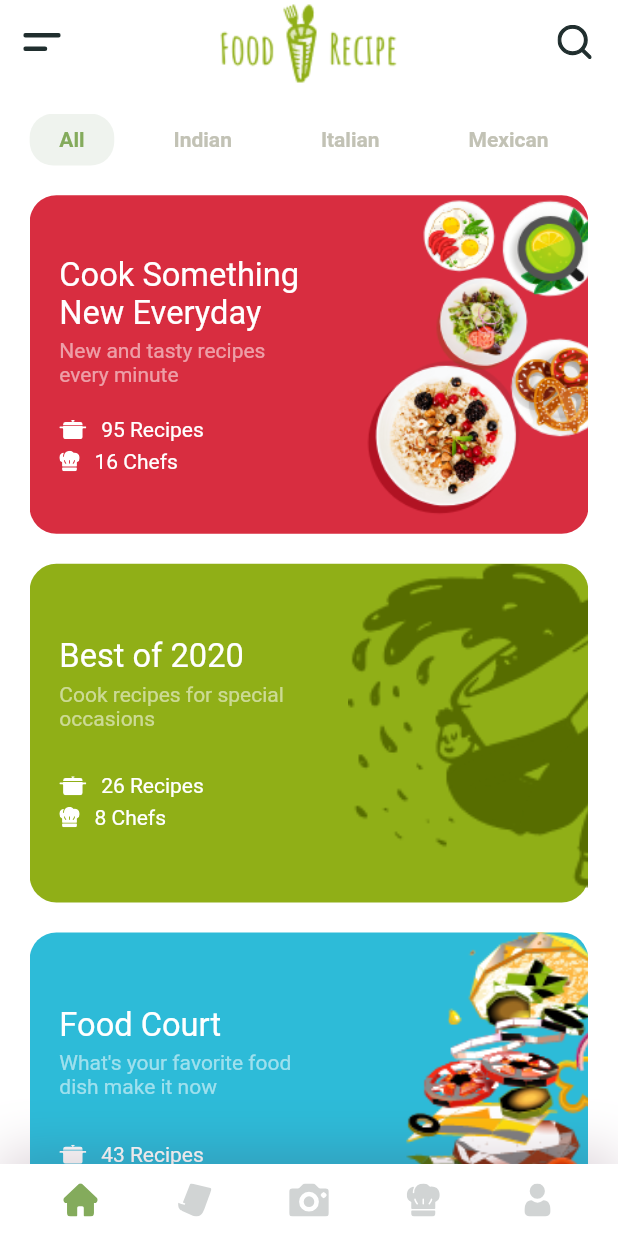
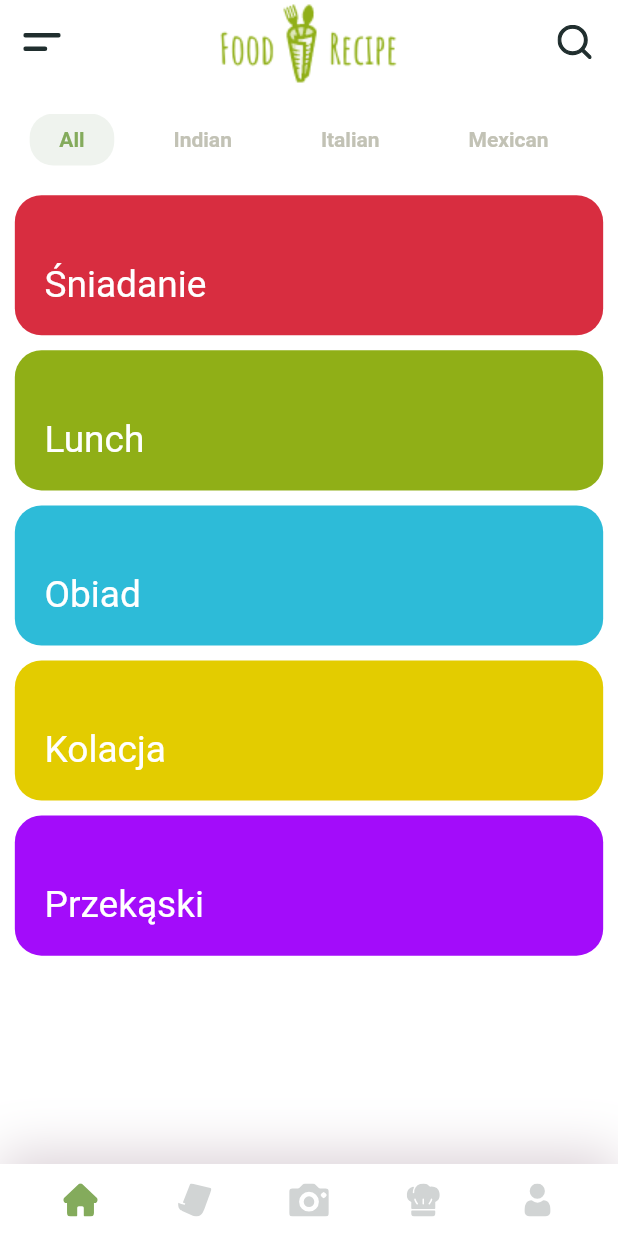
Before and after one commit to piotrkovsy1331/fitstat_app, a Flutter app: the HomeScreen screen opened directly, on a phone screen of 412 x 824 dp. Run offline on Flutter 3.47's test engine with Material 2 defaults, Android fonts, the phone set to English and light mode, and no system bars; our stand-ins replace cloud_firestore, firebase_auth, flutter_spinkit, flutter_svg; accounts and stored records are empty.

```diff
--- a/lib/main.dart
+++ b/lib/main.dart
@@ -20,11 +20,13 @@
 //     );
 //   }
 // }
+
+import 'package:fitstat_app/screens/wrapper.dart';
+import 'package:fitstat_app/services/auth.dart';
 import 'package:flutter/material.dart';
 import 'package:provider/provider.dart';
-import 'package:fitstat_app/shared/constants.dart';
 import 'package:fitstat_app/models/NavItem.dart';
-import 'package:fitstat_app/screens/home/home.dart';
+import 'package:fitstat_app/models/user.dart';
 
 void main() {
   runApp(MyApp());
@@ -34,8 +36,11 @@ class MyApp extends StatelessWidget {
   // This widget is the root of your application.
   @override
   Widget build(BuildContext context) {
-    return ChangeNotifierProvider(
-      create: (context) => NavItems(),
+    return MultiProvider(
+      providers: [
+        ChangeNotifierProvider<NavItems>(create: (context) => NavItems()),
+        StreamProvider<User>.value(value: AuthService().user),
+      ],
       child: MaterialApp(
         debugShowCheckedModeBanner: false,
         title: 'Recipe App',
@@ -46,7 +51,7 @@ class MyApp extends StatelessWidget {
           appBarTheme: AppBarTheme(color: Colors.white, elevation: 0),
           visualDensity: VisualDensity.adaptivePlatformDensity,
         ),
-        home: HomeScreen(),
+        home: Wrapper(),
       ),
     );
   }
--- a/lib/models/recipebundel.dart
+++ b/lib/models/recipebundel.dart
@@ -1,4 +1,5 @@
 import 'package:flutter/material.dart';
+import 'package:fitstat_app/shared/constants.dart';
 
 class RecipeBundle {
   final int id, chefs, recipes;
@@ -21,27 +22,45 @@ List<RecipeBundle> recipeBundles = [
     id: 1,
     chefs: 16,
     recipes: 95,
-    title: "Cook Something New Everyday",
+    title: "Śniadanie",
     description: "New and tasty recipes every minute",
     imageSrc: "assets/images/cook_new@2x.png",
-    color: Color(0xFFD82D40),
+    color: kBreakfastColor,
   ),
   RecipeBundle(
     id: 2,
     chefs: 8,
     recipes: 26,
-    title: "Best of 2020",
+    title: "Lunch",
     description: "Cook recipes for special occasions",
     imageSrc: "assets/images/best_2020@2x.png",
-    color: Color(0xFF90AF17),
+    color: kLunchColor,
   ),
   RecipeBundle(
     id: 3,
     chefs: 10,
     recipes: 43,
-    title: "Food Court",
+    title: "Obiad",
     description: "What's your favorite food dish make it now",
     imageSrc: "assets/images/food_court@2x.png",
-    color: Color(0xFF2DBBD8),
+    color: kDinnerColor,
+  ),
+  RecipeBundle(
+    id: 4,
+    chefs: 16,
+    recipes: 95,
+    title: "Kolacja",
+    description: "New and tasty recipes every minute",
+    imageSrc: "assets/images/cook_new@2x.png",
+    color: kSupperColor,
+  ),
+  RecipeBundle(
+    id: 4,
+    chefs: 16,
+    recipes: 95,
+    title: "Przekąski",
+    description: "New and tasty recipes every minute",
+    imageSrc: "assets/images/cook_new@2x.png",
+    color: kSnackColor,
   ),
 ];
--- a/lib/models/user.dart
+++ b/lib/models/user.dart
@@ -8,5 +8,9 @@ class UserDescription {
   final int weight;
   final int age;
 
-  UserDescription({this.sex, this.weight, this.age});
+  UserDescription({this.sex, this.weight, this.age}) {
+    assert(this.sex != null, "sex is emoty");
+    assert(this.weight != null, "weight is empty");
+    assert(this.age != null, "age is empty");
+  }
 }
--- a/lib/screens/home/components/body.dart
+++ b/lib/screens/home/components/body.dart
@@ -14,19 +14,18 @@ class Body extends StatelessWidget {
           Categories(),
           Expanded(
             child: Padding(
-              padding:
-                  EdgeInsets.symmetric(horizontal: SizeConfig.defaultSize * 2),
+              padding: EdgeInsets.symmetric(horizontal: SizeConfig.defaultSize),
               child: GridView.builder(
                 itemCount: recipeBundles.length,
                 gridDelegate: SliverGridDelegateWithFixedCrossAxisCount(
                   crossAxisCount:
-                      SizeConfig.orientation == Orientation.landscape ? 2 : 1,
-                  mainAxisSpacing: 20,
+                      SizeConfig.orientation == Orientation.landscape ? 1 : 1,
+                  mainAxisSpacing: 10,
                   crossAxisSpacing:
                       SizeConfig.orientation == Orientation.landscape
                           ? SizeConfig.defaultSize * 2
                           : 0,
-                  childAspectRatio: 1.65,
+                  childAspectRatio: 4.2,
                 ),
                 itemBuilder: (context, index) => RecipeBundelCard(
                   recipeBundle: recipeBundles[index],
--- a/lib/screens/home/components/recipe_bundel_card.dart
+++ b/lib/screens/home/components/recipe_bundel_card.dart
@@ -1,3 +1,4 @@
+import 'package:fitstat_app/shared/constants.dart';
 import 'package:flutter/material.dart';
 import 'package:flutter_svg/flutter_svg.dart';
 import 'package:fitstat_app/models/recipebundel.dart';
@@ -32,44 +33,15 @@ class RecipeBundelCard extends StatelessWidget {
                     Text(
                       recipeBundle.title,
                       style: TextStyle(
-                          fontSize: defaultSize * 2.2, //22
+                          fontSize: defaultSize * 2.5, //22
                           color: Colors.white),
-                      maxLines: 2,
-                      overflow: TextOverflow.ellipsis,
+                      maxLines: 1,
+                      overflow: TextOverflow.visible,
                     ),
-                    SizedBox(height: defaultSize * 0.5), // 5
-                    Text(
-                      recipeBundle.description,
-                      style: TextStyle(color: Colors.white54),
-                      maxLines: 2,
-                      overflow: TextOverflow.ellipsis,
-                    ),
-                    Spacer(),
-                    buildInfoRow(
-                      defaultSize,
-                      iconSrc: "assets/icons/pot.svg",
-                      text: "${recipeBundle.recipes} Recipes",
-                    ),
-                    SizedBox(height: defaultSize * 0.5), //5
-                    buildInfoRow(
-                      defaultSize,
-                      iconSrc: "assets/icons/chef.svg",
-                      text: "${recipeBundle.chefs} Chefs",
-                    ),
-                    Spacer(),
                   ],
                 ),
               ),
             ),
-            SizedBox(width: defaultSize * 0.5), //5
-            AspectRatio(
-              aspectRatio: 0.71,
-              child: Image.asset(
-                recipeBundle.imageSrc,
-                fit: BoxFit.cover,
-                alignment: Alignment.centerLeft,
-              ),
-            )
           ],
         ),
       ),
--- a/lib/shared/constants.dart
+++ b/lib/shared/constants.dart
@@ -19,3 +19,8 @@ final Color backgroundColor = Color(0xFF4A4A58);
 const kPrimaryColor = Color(0xFF84AB5C);
 const kTextColor = Color(0xFF202E2E);
 const kTextLigntColor = Color(0xFF7286A5);
+const kBreakfastColor = Color(0xFFD82D40);
+const kLunchColor = Color(0xFF90AF17);
+const kDinnerColor = Color(0xFF2DBBD8);
+const kSupperColor = Color(0xFFe3cc00);
+const kSnackColor = Color(0xFFa30cfa);
```
Also changed, not shown: pubspec.lock.
